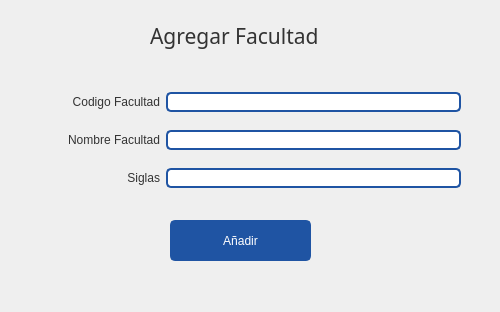
First picture: the form in Vista/UI/Carrera/AgregarCarrera.ui, repository Mighell-afk/gpi, before the edit.
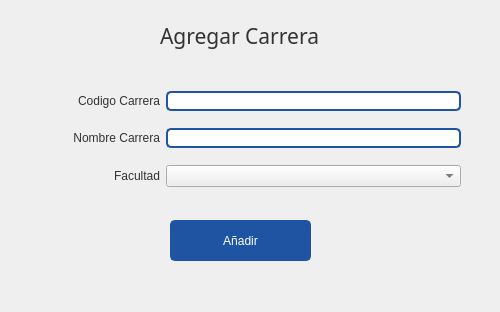
Second picture: the form after the edit. Icons and pictures are not drawn.

```diff
--- a/Vista/UI/Carrera/AgregarCarrera.ui
+++ b/Vista/UI/Carrera/AgregarCarrera.ui
@@ -133,7 +133,7 @@
   <widget class="QLabel" name="label">
    <property name="geometry">
     <rect>
-     <x>150</x>
+     <x>160</x>
      <y>0</y>
      <width>221</width>
      <height>71</height>
@@ -152,7 +152,7 @@
     <string notr="true">font: 25 16pt &quot;Microsoft YaHei UI Light&quot;;</string>
    </property>
    <property name="text">
-    <string>Agregar Facultad</string>
+    <string>Agregar Carrera</string>
    </property>
   </widget>
   <widget class="QWidget" name="gridLayoutWidget">
@@ -168,7 +168,7 @@
     <item row="1" column="0">
      <widget class="QLabel" name="label_10">
       <property name="text">
-       <string>Nombre Facultad</string>
+       <string>Nombre Carrera</string>
       </property>
       <property name="alignment">
        <set>Qt::AlignRight|Qt::AlignTrailing|Qt::AlignVCenter</set>
@@ -200,32 +200,13 @@
     <item row="2" column="0">
      <widget class="QLabel" name="label_8">
       <property name="text">
-       <string>Siglas</string>
+       <string>Facultad</string>
       </property>
       <property name="alignment">
        <set>Qt::AlignRight|Qt::AlignTrailing|Qt::AlignVCenter</set>
       </property>
      </widget>
     </item>
-    <item row="2" column="1">
-     <widget class="QLineEdit" name="txt_siglas">
-      <property name="enabled">
-       <bool>true</bool>
-      </property>
-      <property name="minimumSize">
-       <size>
-        <width>0</width>
-        <height>0</height>
-       </size>
-      </property>
-      <property name="maximumSize">
-       <size>
-        <width>295</width>
-        <height>16777215</height>
-       </size>
-      </property>
-     </widget>
-    </item>
     <item row="0" column="1">
      <widget class="QLineEdit" name="txt_codfacultad">
       <property name="enabled">
@@ -251,13 +232,16 @@
     <item row="0" column="0">
      <widget class="QLabel" name="label_11">
       <property name="text">
-       <string>Codigo Facultad</string>
+       <string>Codigo Carrera</string>
       </property>
       <property name="alignment">
        <set>Qt::AlignRight|Qt::AlignTrailing|Qt::AlignVCenter</set>
       </property>
      </widget>
     </item>
+    <item row="2" column="1">
+     <widget class="QComboBox" name="cboFacultad"/>
+    </item>
    </layout>
   </widget>
   <widget class="QPushButton" name="btn_AnadirFacultad">
```
Left out of the diff: 12 changed lines with no effect on the pictures.
